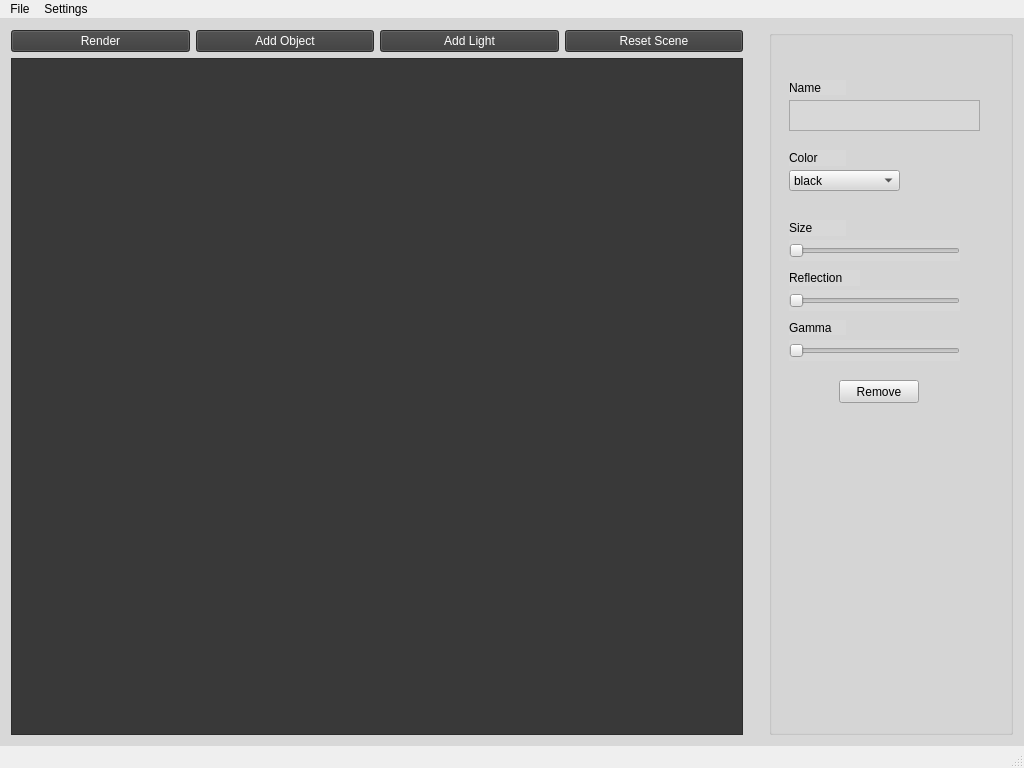
Before: the Qt Designer form mainwindow.ui in Jamiroquai88/ITU, drawn with Qt 5.
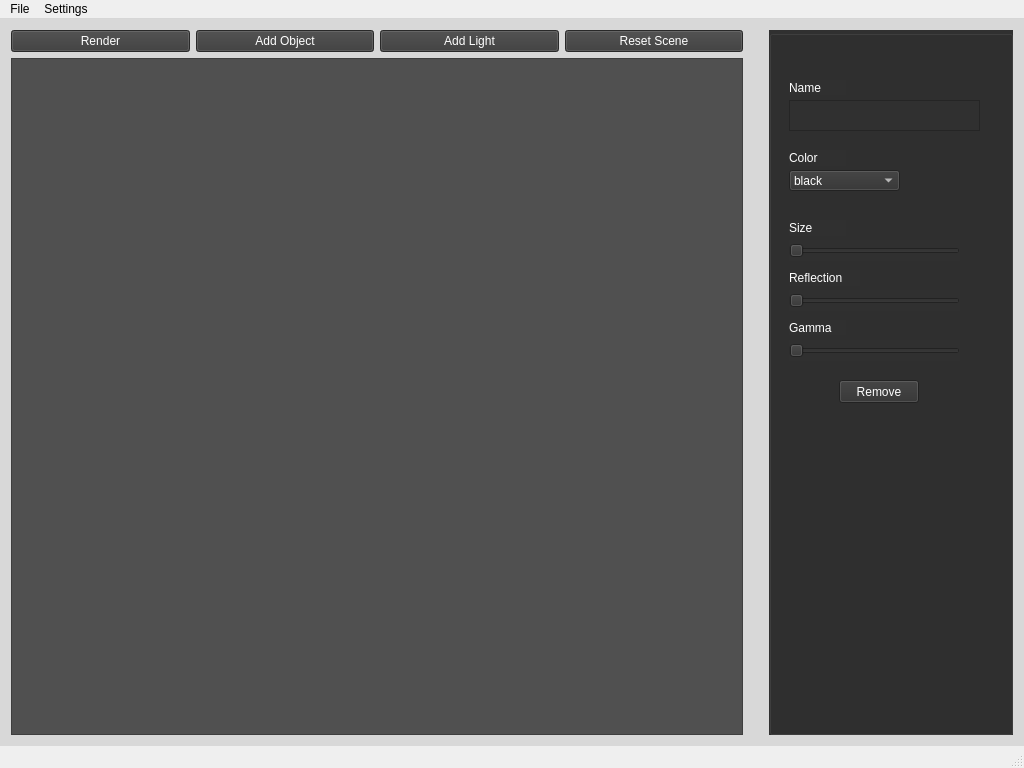
After: the same form once the commit is applied.

Commit message: Added color picker, render functionality

The edit to the form file:
```diff
--- a/mainwindow.ui
+++ b/mainwindow.ui
@@ -111,7 +111,7 @@
              </size>
             </property>
             <property name="styleSheet">
-             <string notr="true">background-color: rgb(57, 57, 57);</string>
+             <string notr="true">background-color: rgb(80, 80, 80);</string>
             </property>
            </widget>
           </item>
@@ -136,6 +136,10 @@
        <layout class="QVBoxLayout" name="parametersLayout" stretch="0">
         <item>
          <widget class="QGroupBox" name="objectParams">
+          <property name="styleSheet">
+           <string notr="true">background-color: rgb(48, 48, 48);
+color: rgb(255, 255, 255);</string>
+          </property>
           <property name="title">
            <string/>
           </property>
```
Left out of the diff: 2 changed lines with no effect on the pictures. The commit also changes 16 other files.
